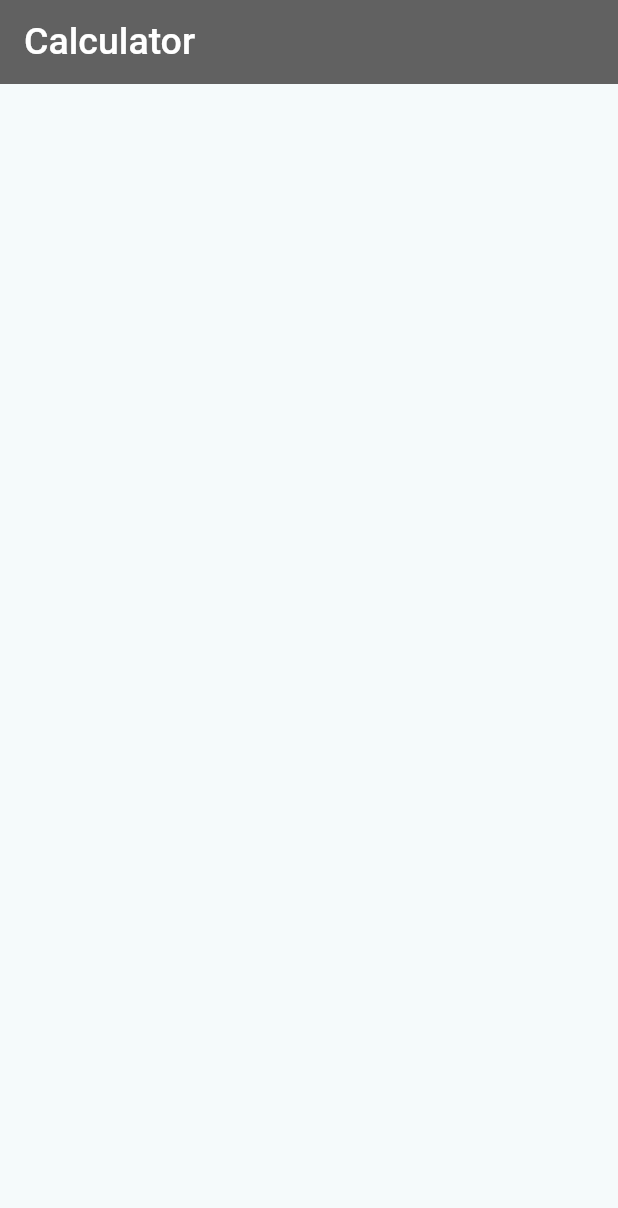
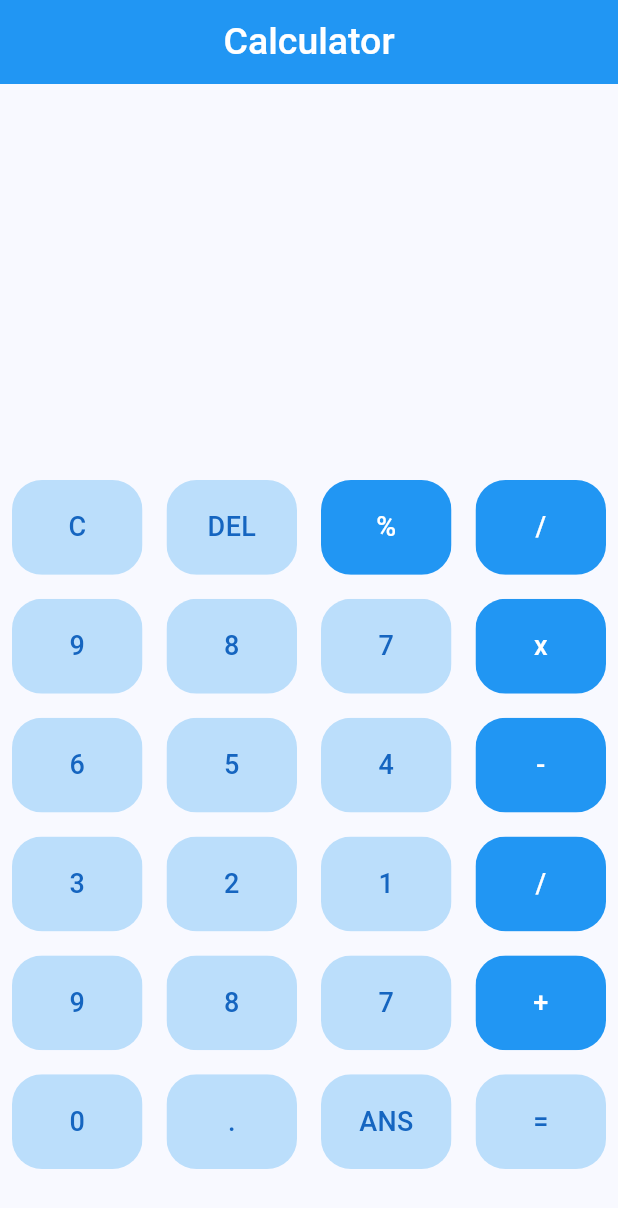
Before and after one commit to Mahendran-Murugan/Calculator-App-Flutter, a Flutter app: the screen it shows after launch, on a phone screen of 412 x 824 dp. Shown: the top 1208 px of the screen. Run offline on Flutter 3.47's test engine with Material 3 defaults, Android fonts, the phone set to English and light mode, and no system bars.

Commit message:
feat: finish calculator ui

```diff
--- a/lib/main.dart
+++ b/lib/main.dart
@@ -14,7 +14,7 @@ class MyApp extends StatelessWidget {
       debugShowCheckedModeBanner: false,
       title: "Calculator App",
       theme: ThemeData(
-        colorScheme: ColorScheme.fromSeed(seedColor: Colors.grey),
+        colorScheme: ColorScheme.fromSeed(seedColor: Colors.blue),
         useMaterial3: true,
       ),
       home: const CalculatorView(),
--- a/lib/utils/custom_button.dart
+++ b/lib/utils/custom_button.dart
@@ -1,19 +1,37 @@
 import 'package:flutter/material.dart';
 
 class CustomButton extends StatelessWidget {
-  final Colors color;
-  final Colors textClor;
+  final Color color;
+  final Color textColor;
   final String btnText;
 
   const CustomButton({
     required this.color,
-    required this.textClor,
+    required this.textColor,
     required this.btnText,
     super.key,
   });
 
   @override
   Widget build(BuildContext context) {
-    return Container();
+    return Padding(
+      padding: const EdgeInsets.all(8.0),
+      child: ClipRRect(
+        borderRadius: BorderRadius.circular(20.0),
+        child: Container(
+          color: color,
+          child: Center(
+            child: Text(
+              btnText,
+              style: TextStyle(
+                color: textColor,
+                fontSize: 18,
+                fontWeight: FontWeight.w500,
+              ),
+            ),
+          ),
+        ),
+      ),
+    );
   }
 }
--- /dev/null
+++ b/lib/utils/operator_check.dart
@@ -0,0 +1,11 @@
+bool isOperator(String ele) {
+  if (ele == '%' ||
+      ele == '+' ||
+      ele == '-' ||
+      ele == 'x' ||
+      ele == '*' ||
+      ele == '/') {
+    return true;
+  }
+  return false;
+}
--- a/lib/views/calculatorview.dart
+++ b/lib/views/calculatorview.dart
@@ -1,21 +1,58 @@
+import 'package:calculator/utils/custom_button.dart';
+import 'package:calculator/utils/operator_check.dart';
 import 'package:flutter/material.dart';
 
-class CalculatorView extends StatelessWidget {
+class CalculatorView extends StatefulWidget {
   const CalculatorView({super.key});
 
+  @override
+  State<CalculatorView> createState() => _CalculatorViewState();
+}
+
+class _CalculatorViewState extends State<CalculatorView> {
+  final List<String> buttons = [
+    'C',
+    'DEL',
+    '%',
+    '/',
+    '9',
+    '8',
+    '7',
+    'x',
+    '6',
+    '5',
+    '4',
+    '-',
+    '3',
+    '2',
+    '1',
+    '/',
+    '9',
+    '8',
+    '7',
+    '+',
+    '0',
+    '.',
+    "ANS",
+    '=',
+  ];
   @override
   Widget build(BuildContext context) {
     return Scaffold(
       appBar: AppBar(
-        title: const Text(
-          "Calculator",
-          style: TextStyle(
-            color: Colors.white,
-            fontSize: 25,
-            fontWeight: FontWeight.w500,
+        centerTitle: true,
+        title: const Padding(
+          padding: EdgeInsets.all(20.0),
+          child: Text(
+            "Calculator",
+            style: TextStyle(
+              color: Colors.white,
+              fontSize: 25,
+              fontWeight: FontWeight.w500,
+            ),
           ),
         ),
-        backgroundColor: Colors.grey[700],
+        backgroundColor: Colors.blue,
       ),
       body: Column(
         children: [
@@ -24,7 +61,25 @@ class CalculatorView extends StatelessWidget {
           ),
           Expanded(
             flex: 2,
-            child: Container(),
+            child: GridView.builder(
+              itemCount: buttons.length,
+              gridDelegate: SliverGridDelegateWithFixedCrossAxisCount(
+                crossAxisCount: 4,
+                childAspectRatio: MediaQuery.of(context).size.width /
+                    (MediaQuery.of(context).size.height / 2.6),
+              ),
+              itemBuilder: (context, index) {
+                return CustomButton(
+                  btnText: buttons[index],
+                  color: isOperator(buttons[index])
+                      ? Colors.blue
+                      : Colors.blue[100]!,
+                  textColor: isOperator(buttons[index])
+                      ? Colors.white
+                      : Colors.blue[800]!,
+                );
+              },
+            ),
           ),
         ],
       ),
```
